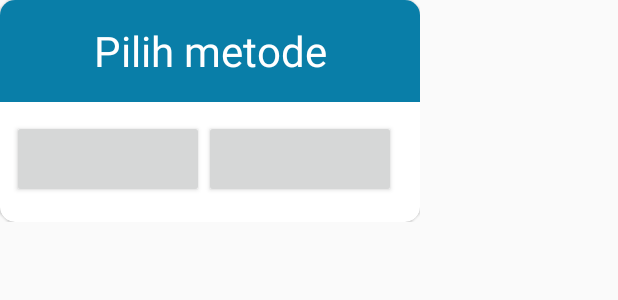
After one commit to AkiraDT/ArisanV2, an Android app: the layout add_image_form.xml on its own in the app's theme, with its tools: preview values and no code run, on a phone screen of 412 x 824 dp. The commit adds this screen. Shown: the top 300 px of the screen. Run offline under Robolectric (Android 15) with nearby library versions, the phone set to English and light mode, and no system bars.

Commit message:
add image form

```diff
--- a/app/src/main/java/com/jamingup/arisanv2/PesertaFragment.java
+++ b/app/src/main/java/com/jamingup/arisanv2/PesertaFragment.java
@@ -42,7 +42,8 @@ public class PesertaFragment extends Fragment {
     private RecyclerView mRecyclerView;
     private RecyclerView.Adapter mAdapter;
     private RecyclerView.LayoutManager mLayoutManager;
-    private  String [] myDataset;
+    private String [] myDataset;
+
     private ImageButton bigAddButton;
     private FloatingActionButton fab;
     private Typeface comicSansFont;
--- /dev/null
+++ b/app/src/main/res/layout/add_image_form.xml
@@ -0,0 +1,73 @@
+<?xml version="1.0" encoding="utf-8"?>
+<RelativeLayout
+    xmlns:android="http://schemas.android.com/apk/res/android"
+    android:layout_width="wrap_content"
+    android:layout_height="wrap_content"
+    xmlns:app="http://schemas.android.com/apk/res-auto"
+    android:orientation="vertical">
+    <RelativeLayout
+        android:layout_width="280dp"
+        android:layout_height="wrap_content">
+
+        <android.support.v7.widget.CardView
+            android:id="@+id/preview_profile_background"
+            android:layout_width="280dp"
+            android:layout_height="148dp"
+            app:cardElevation="1dp"
+            app:cardCornerRadius="10dp"
+            >
+
+            <LinearLayout
+                android:layout_height="match_parent"
+                android:layout_width="wrap_content"
+                android:orientation="vertical"
+                >
+                <RelativeLayout
+                    android:layout_width="match_parent"
+                    android:layout_height="wrap_content">
+                <View
+                    android:layout_width="wrap_content"
+                    android:layout_height="68dp"
+                    android:background="@color/colorPrimaryDark"
+                    />
+                    <TextView
+                        android:id="@+id/label_text"
+                        android:layout_width="match_parent"
+                        android:layout_height="wrap_content"
+                        android:text="Pilih metode"
+                        android:textColor="#FFF"
+                        android:textSize="28sp"
+                        android:gravity="center"
+                        android:layout_centerInParent="true"
+                        />
+                </RelativeLayout>
+                <LinearLayout
+                    android:layout_width="match_parent"
+                    android:layout_height="match_parent"
+                    android:layout_marginTop="12dp"
+                    android:orientation="horizontal">
+                    <ImageButton
+                        android:id="@+id/btn_take_photo"
+                        android:layout_width="128dp"
+                        android:layout_height="52dp"
+                        android:clickable="true"
+                        android:focusable="true"
+                        android:layout_marginStart="8dp"
+                        android:elevation="2dp"
+                        android:layout_marginBottom="8dp"
+                        />
+                    <ImageButton
+                        android:id="@+id/btn_gallery"
+                        android:layout_width="128dp"
+                        android:layout_height="52dp"
+                        android:clickable="true"
+                        android:focusable="true"
+                        android:elevation="2dp"
+                        android:layout_marginEnd="8dp"
+                        android:layout_marginBottom="8dp"
+                        />
+                </LinearLayout>
+                </LinearLayout>
+        </android.support.v7.widget.CardView>
+    </RelativeLayout>
+</RelativeLayout>
```
